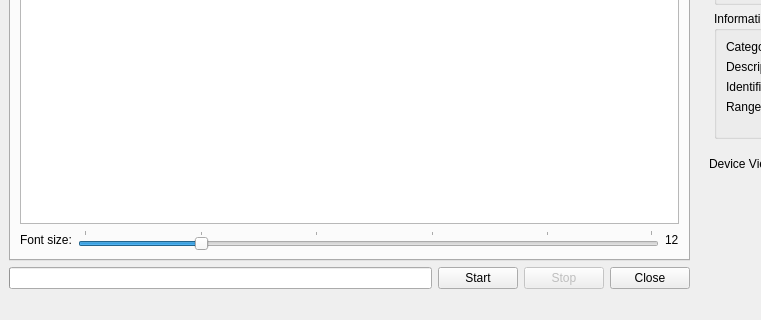
Qt form src/dcspy/ui/qtdcs.ui (emcek/dcspy) before a commit; both pictures show x 0 to 761 and y 380 to 700 of the 970 by 700 pixel window.
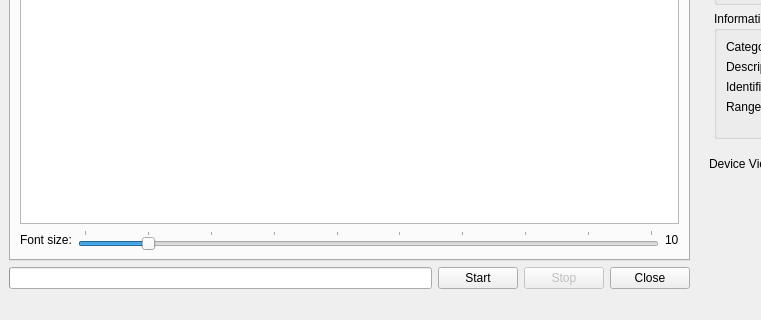
The same form after that commit. The open tabs and pages were chosen to show the change. Icons and pictures are not drawn.

Commit message: debug_font_size is 10 now

```diff
--- a/src/dcspy/ui/qtdcs.ui
+++ b/src/dcspy/ui/qtdcs.ui
@@ -1379,16 +1379,19 @@
           <item row="2" column="1">
            <widget class="QSlider" name="hs_debug_font_size">
             <property name="minimum">
-             <number>1</number>
+             <number>5</number>
             </property>
             <property name="maximum">
              <number>50</number>
             </property>
+            <property name="pageStep">
+             <number>5</number>
+            </property>
             <property name="value">
-             <number>11</number>
+             <number>10</number>
             </property>
             <property name="sliderPosition">
-             <number>11</number>
+             <number>10</number>
             </property>
             <property name="orientation">
              <enum>Qt::Orientation::Horizontal</enum>
@@ -1418,7 +1421,7 @@
           <item row="2" column="2">
            <widget class="QLabel" name="label_9">
             <property name="text">
-             <string>12</string>
+             <string>10</string>
             </property>
            </widget>
           </item>
```
The commit also changes 1 other file.
